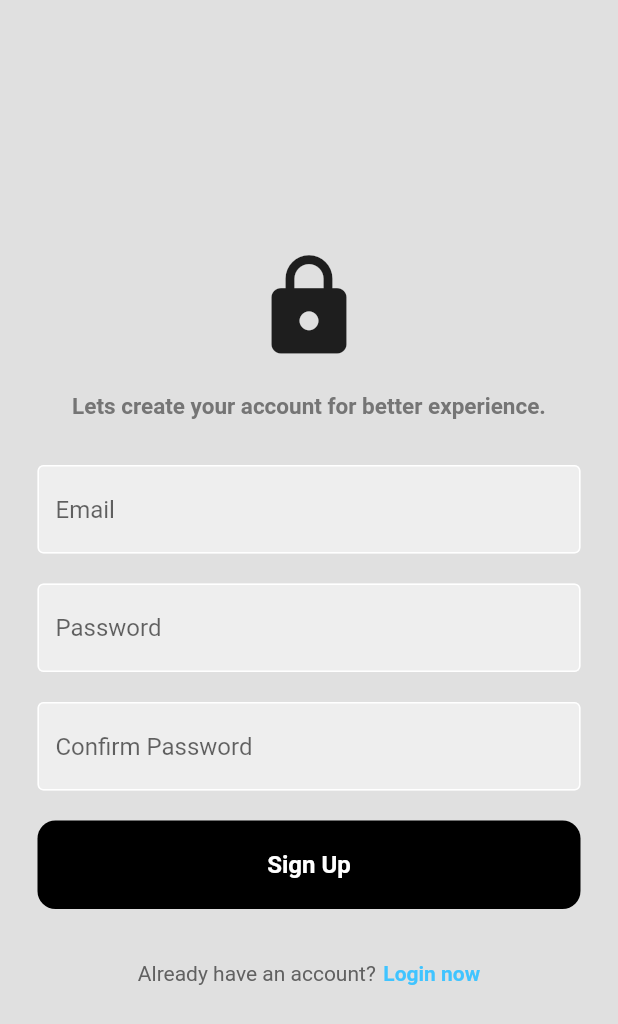
After one commit to Nanaacaw/projectuts, a Flutter app: the MyRegister screen opened directly, on a phone screen of 412 x 824 dp. The commit adds this screen. Shown: the top 1024 px of the screen. Run offline on Flutter 3.47's test engine with Material 2 defaults, Android fonts, the light colour scheme and no system bars; our stand-ins replace google_nav_bar.

Commit message:
button signup and register_page

```diff
--- /dev/null
+++ b/lib/components/button_signup.dart
@@ -0,0 +1,32 @@
+import 'package:flutter/material.dart';
+// import 'package:projectuts/pages/home_page.dart';
+
+class MyButtonSignUp extends StatelessWidget {
+  final void Function()? onTap;
+  const MyButtonSignUp({super.key, required this.onTap});
+
+  @override
+  Widget build(BuildContext context) {
+    return GestureDetector(
+      onTap: onTap,
+      child: Container(
+        padding: const EdgeInsets.all(20),
+        margin: const EdgeInsets.symmetric(horizontal: 25.0),
+        decoration: BoxDecoration(
+          color: Colors.black,
+          borderRadius: BorderRadius.circular(12),
+        ),
+        child: const Center(
+          child: Text(
+            'Sign Up',
+            style: TextStyle(
+              color: Colors.white,
+              fontSize: 16,
+              fontWeight: FontWeight.bold,
+            ),
+          ),
+        ),
+      ),
+    );
+  }
+}
--- a/lib/pages/intro_page.dart
+++ b/lib/pages/intro_page.dart
@@ -1,4 +1,6 @@
 import 'package:flutter/material.dart';
+import 'package:projectuts/pages/login_page.dart';
+import 'package:projectuts/pages/register_page.dart';
 // import 'package:projectuts/pages/login_page.dart';
 import 'home_page.dart';
 
--- /dev/null
+++ b/lib/pages/register_page.dart
@@ -0,0 +1,115 @@
+import 'package:flutter/material.dart';
+import 'package:projectuts/components/button_signup.dart';
+import 'package:projectuts/components/textfield_login.dart';
+
+class MyRegister extends StatelessWidget {
+  MyRegister({super.key});
+
+  final usernameController = TextEditingController();
+  final passwordController = TextEditingController();
+
+  void signUserUp() {}
+
+  @override
+  Widget build(BuildContext context) {
+    return Scaffold(
+      backgroundColor: Colors.grey[300],
+      body: SafeArea(
+        //safearea berfungsi supaya widget tidak bentrok dengan notch HP
+        child: Center(
+          child: Column(
+            mainAxisAlignment: MainAxisAlignment.center,
+            children: [
+              // logo
+              Icon(
+                Icons.lock,
+                size: 75,
+              ),
+
+              const SizedBox(
+                height: 20,
+              ),
+
+              // text Hi, buddy !
+              Text(
+                'Lets create your account for better experience.',
+                style: TextStyle(
+                  fontWeight: FontWeight.bold,
+                  color: Colors.grey[600],
+                  fontSize: 15,
+                ),
+              ),
+
+              const SizedBox(
+                height: 30,
+              ),
+
+              // textfield username
+              MyTextField(
+                controller: usernameController, // for control username
+                hintText: 'Email', // like placeholder
+                obscureText: false,
+              ),
+
+              const SizedBox(
+                height: 20,
+              ),
+
+              // textfield pw
+              MyTextField(
+                controller: passwordController, // for control password
+                hintText: 'Password', // like placeholder
+                obscureText: true, // if true = hiding the password
+              ),
+              const SizedBox(
+                height: 20,
+              ),
+
+              // textfield pw
+              MyTextField(
+                controller: passwordController, // for control password
+                hintText: 'Confirm Password', // like placeholder
+                obscureText: true, // if true = hiding the password
+              ),
+
+              const SizedBox(
+                height: 20,
+              ),
+
+              // sign up button
+              MyButtonSignUp(
+                onTap: signUserUp,
+              ),
+
+              const SizedBox(
+                height: 35,
+              ),
+
+              // not a member? register now.
+              Row(
+                mainAxisAlignment: MainAxisAlignment.center,
+                children: [
+                  Text(
+                    'Already have an account?',
+                    style: TextStyle(
+                      color: Colors.grey[700],
+                    ),
+                  ),
+                  const SizedBox(
+                    width: 5,
+                  ),
+                  const Text(
+                    'Login now',
+                    style: TextStyle(
+                        color: Colors.lightBlueAccent,
+                        fontWeight: FontWeight.bold),
+                  ),
+                ],
+              )
+            ],
+          ),
+        ),
+      ),
+    );
+  }
+}
--- a/lib/pages/shop_page.dart
+++ b/lib/pages/shop_page.dart
@@ -73,7 +73,7 @@ class _ShopPageState extends State<ShopPage> {
               mainAxisAlignment: MainAxisAlignment.spaceBetween,
               children: const [
                 Text(
-                  'Best Deals 🔥',
+                  'Special Offers 📢🏷️',
                   style: TextStyle(
                     fontWeight: FontWeight.bold,
                     fontSize: 24,
```
